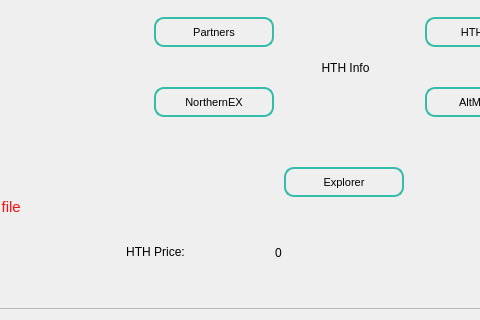
HTHcoin/helpthehomelesscoin, file src/qt/forms/overviewpage.ui: the form before one commit; both pictures show x 406 to 886 and y 394 to 714 of the 1000 by 714 pixel window.
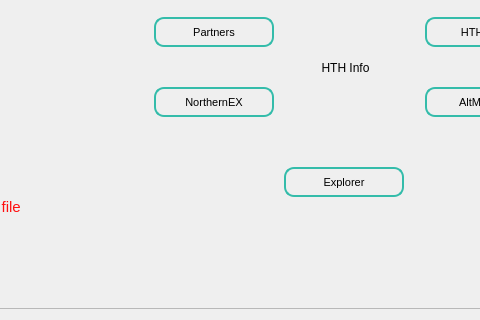
The form after the commit.

The edit to the form file:
```diff
--- a/src/qt/forms/overviewpage.ui
+++ b/src/qt/forms/overviewpage.ui
@@ -1084,41 +1084,6 @@
        <set>Qt::AlignCenter</set>
       </property>
      </widget>
-     <widget class="QLabel" name="labelCurrentName">
-      <property name="geometry">
-       <rect>
-        <x>500</x>
-        <y>620</y>
-        <width>101</width>
-        <height>30</height>
-       </rect>
-      </property>
-      <property name="minimumSize">
-       <size>
-        <width>100</width>
-        <height>30</height>
-       </size>
-      </property>
-      <property name="text">
-       <string>HTH Price:</string>
-      </property>
-      <property name="alignment">
-       <set>Qt::AlignCenter</set>
-      </property>
-     </widget>
-     <widget class="QLabel" name="labelCurrentPrice">
-      <property name="geometry">
-       <rect>
-        <x>670</x>
-        <y>625</y>
-        <width>101</width>
-        <height>21</height>
-       </rect>
-      </property>
-      <property name="text">
-       <string>0</string>
-      </property>
-     </widget>
     </widget>
    </item>
   </layout>
```
